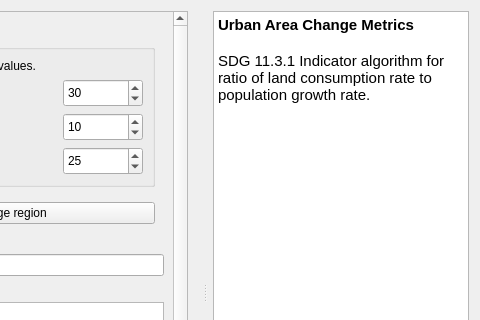
Above: LDMP/gui/DlgCalculateUrbanData.ui from ConservationInternational/trends.earth before the change; both pictures show x 476 to 956 and y 0 to 320 of the 956 by 612 pixel window. Below: the same form after it.
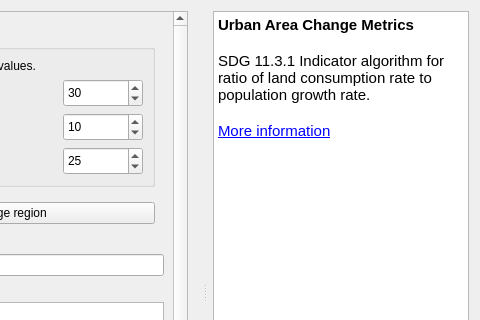
That is the form after the change. Custom widgets are drawn as their Qt base class.

```diff
--- a/LDMP/gui/DlgCalculateUrbanData.ui
+++ b/LDMP/gui/DlgCalculateUrbanData.ui
@@ -528,7 +528,8 @@
 &lt;p style=&quot; margin-top:0px; margin-bottom:0px; margin-left:0px; margin-right:0px; -qt-block-indent:0; text-indent:0px;&quot;&gt;&lt;span style=&quot; font-weight:600;&quot;&gt;Urban Area Change Metrics&lt;/span&gt;&lt;/p&gt;
 &lt;p style=&quot;-qt-paragraph-type:empty; margin-top:0px; margin-bottom:0px; margin-left:0px; margin-right:0px; -qt-block-indent:0; text-indent:0px; font-weight:600;&quot;&gt;&lt;br /&gt;&lt;/p&gt;
 &lt;p style=&quot; margin-top:0px; margin-bottom:0px; margin-left:0px; margin-right:0px; -qt-block-indent:0; text-indent:0px;&quot;&gt;SDG 11.3.1 Indicator algorithm for ratio of land consumption rate to population growth rate.&lt;/p&gt;
-&lt;p style=&quot;-qt-paragraph-type:empty; margin-top:0px; margin-bottom:0px; margin-left:0px; margin-right:0px; -qt-block-indent:0; text-indent:0px; font-weight:600;&quot;&gt;&lt;br /&gt;&lt;/p&gt;&lt;/body&gt;&lt;/html&gt;</string>
+&lt;p style=&quot;-qt-paragraph-type:empty; margin-top:0px; margin-bottom:0px; margin-left:0px; margin-right:0px; -qt-block-indent:0; text-indent:0px;&quot;&gt;&lt;br /&gt;&lt;/p&gt;
+&lt;p style=&quot; margin-top:0px; margin-bottom:0px; margin-left:0px; margin-right:0px; -qt-block-indent:0; text-indent:0px;&quot;&gt;&lt;a href=&quot;http://trends.earth/docs/en/background/understanding_indicators11.html&quot;&gt;&lt;span style=&quot; text-decoration: underline; color:#0000ff;&quot;&gt;More information&lt;/span&gt;&lt;/a&gt;&lt;/p&gt;&lt;/body&gt;&lt;/html&gt;</string>
       </property>
       <property name="openExternalLinks">
        <bool>true</bool>
```
Left out of the diff: 2 changed lines with no effect on the pictures.
